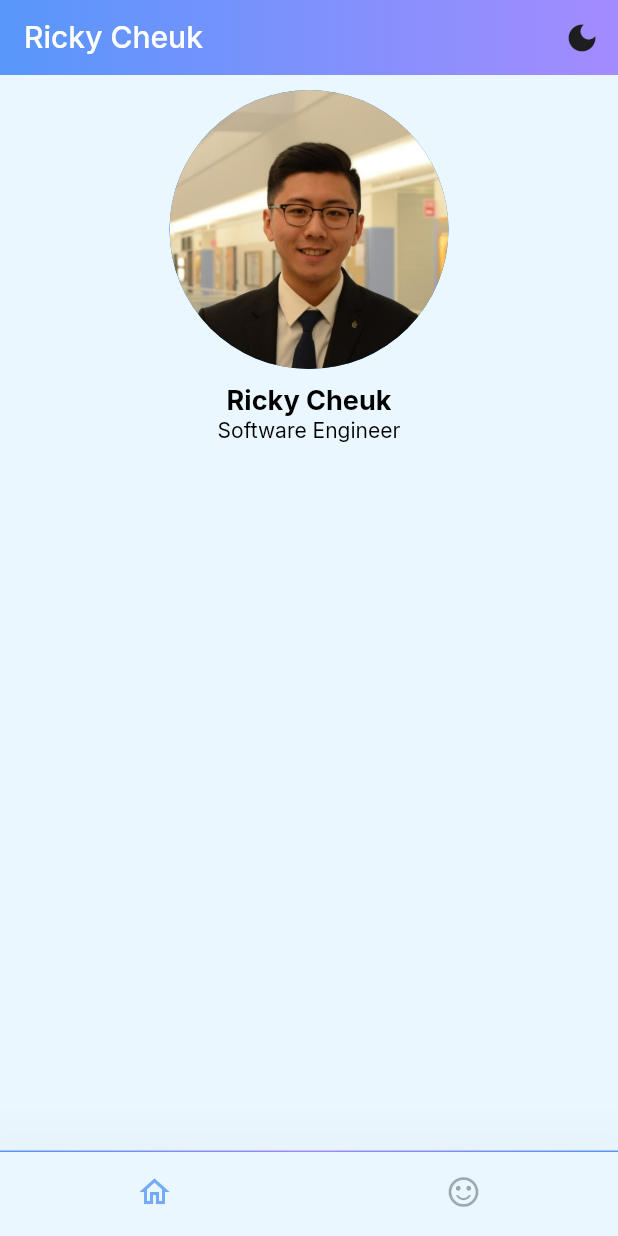
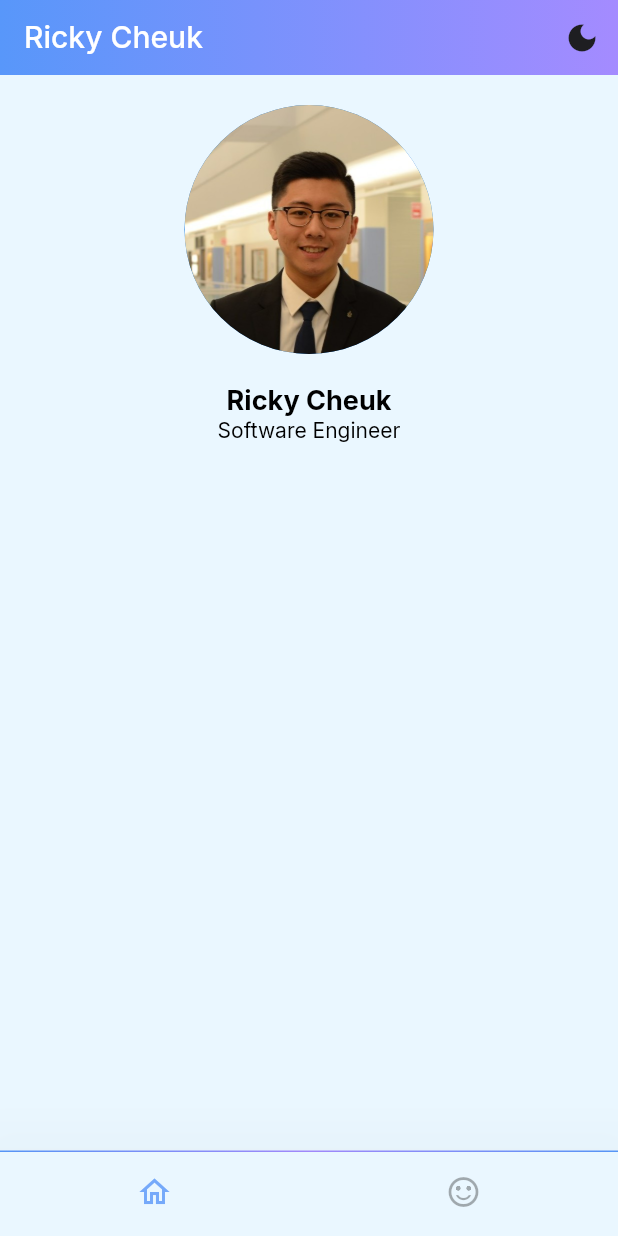
Before and after one commit to rickycheuk/my_web, a Flutter app: the screen it shows after launch, on a phone screen of 412 x 824 dp. Run offline on Flutter 3.47's test engine with Material 2 defaults, Android fonts, the phone set to English and light mode, and no system bars; our stand-ins replace animated_text_kit, cloud_firestore, firebase_core, google_fonts; missing offline and left inert: flutter_rounded_progress_bar; accounts and stored records are empty.

Commit message:
change layout

```diff
--- a/lib/pages/home_page.dart
+++ b/lib/pages/home_page.dart
@@ -38,7 +38,7 @@ class HomePage extends StatelessWidget {
               Expanded(
                 flex: 3,
                 child: Padding(
-                  padding: const EdgeInsets.all(10.0),
+                  padding: const EdgeInsets.all(20.0),
                   child: CircleAvatar(
                       minRadius: 10,
                       maxRadius: 150,
@@ -72,24 +72,32 @@ class HomePage extends StatelessWidget {
               width: isScreenWide
                   ? MediaQuery.of(context).size.width
                   : MediaQuery.of(context).size.width,
-              child: Center(
+              child: Align(
+                  alignment: isScreenWide
+                      ? const Alignment(0, 0.0)
+                      : const Alignment(0, -1.0),
                   child: ListView.builder(
-                      scrollDirection: Axis.vertical,//isScreenWide ? Axis.horizontal : Axis.vertical,
+                      scrollDirection: Axis.vertical,
+                      //isScreenWide ? Axis.horizontal : Axis.vertical,
                       shrinkWrap: true,
                       padding: const EdgeInsets.all(10),
                       itemCount: links.length,
                       itemBuilder: (BuildContext context, int index) {
                         return Align(
-                            alignment: Alignment(0, -1.0),
+                            alignment: const Alignment(0, -1.0),
                             child: Container(
                                 height: 50,
-                                width: min(MediaQuery.of(context).size.width, 600),
+                                width:
+                                    min(MediaQuery.of(context).size.width, 600),
                                 margin: const EdgeInsets.all(5),
                                 decoration: BoxDecoration(
                                   borderRadius: BorderRadius.circular(30),
                                   border:
                                       Border.all(color: kGradient1, width: 3),
-                                  color: Theme.of(context).colorScheme.primary.withOpacity(0.7),
+                                  color: Theme.of(context)
+                                      .colorScheme
+                                      .primary
+                                      .withOpacity(0.7),
                                 ),
                                 child: TextButton.icon(
                                     onPressed: () => launch(links[index]),
@@ -97,7 +105,8 @@ class HomePage extends StatelessWidget {
                                         color: kSecondaryColor),
                                     label: Text(websiteNames[index],
                                         style: const TextStyle(
-                                            color: kSecondaryColor, fontWeight: FontWeight.bold)))));
+                                            color: kSecondaryColor,
+                                            fontWeight: FontWeight.bold)))));
                       }))),
         ),
       ],
```
